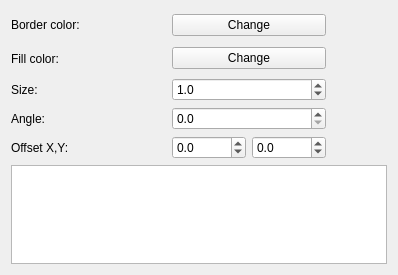
The window that qgis/src/ui/symbollayer/widget_simplemarker.ui (sourcepole/qgis) describes before a commit, drawn with Qt 5.
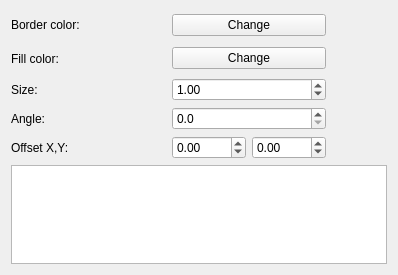
The same window after the commit. Custom widgets are drawn as their Qt base class.

What changed in the file:
```diff
--- a/qgis/src/ui/symbollayer/widget_simplemarker.ui
+++ b/qgis/src/ui/symbollayer/widget_simplemarker.ui
@@ -99,7 +99,7 @@
        <item>
         <widget class="QDoubleSpinBox" name="spinOffsetX">
          <property name="decimals">
-          <number>1</number>
+          <number>2</number>
          </property>
          <property name="minimum">
           <double>-100.000000000000000</double>
@@ -109,7 +109,7 @@
        <item>
         <widget class="QDoubleSpinBox" name="spinOffsetY">
          <property name="decimals">
-          <number>1</number>
+          <number>2</number>
          </property>
          <property name="minimum">
           <double>-100.000000000000000</double>
@@ -121,7 +121,7 @@
      <item row="2" column="1">
       <widget class="QDoubleSpinBox" name="spinSize">
        <property name="decimals">
-        <number>1</number>
+        <number>2</number>
        </property>
        <property name="maximum">
         <double>100000.000000000000000</double>
```
